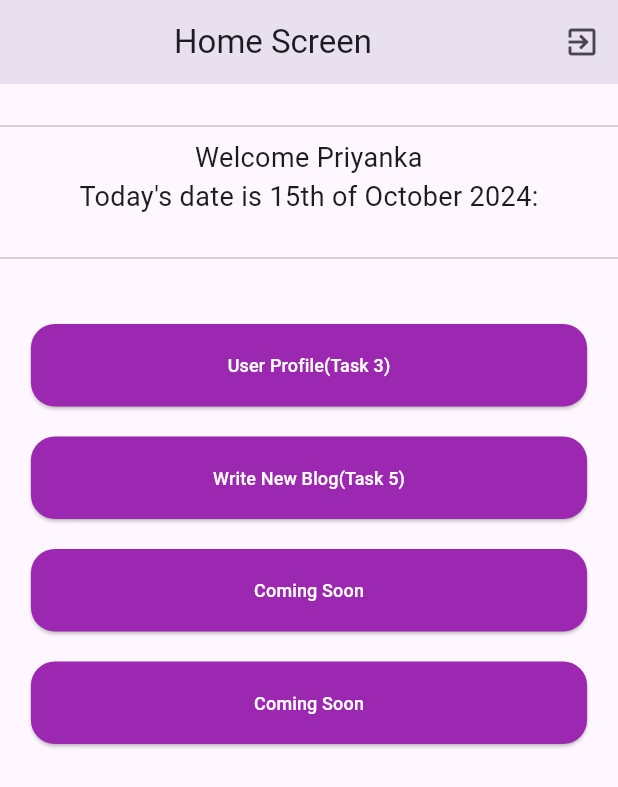
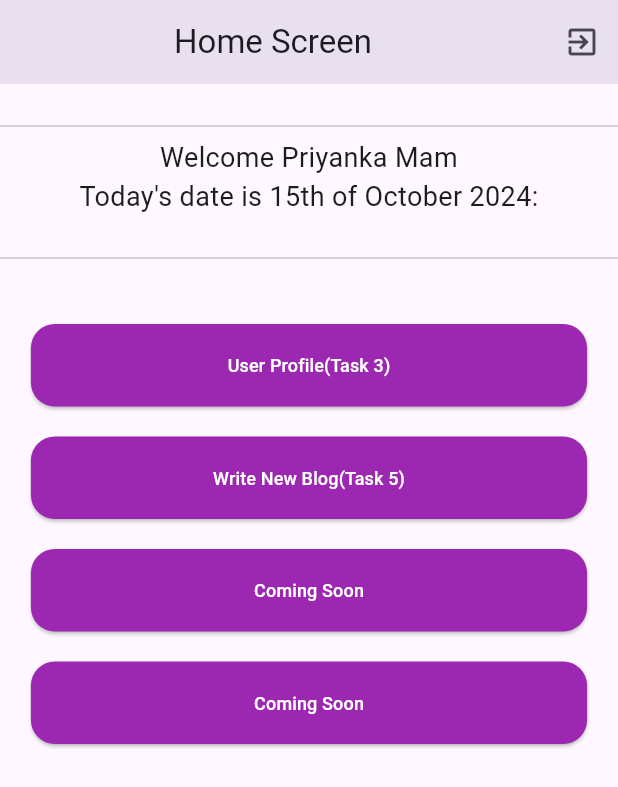
Before and after one commit to ShashankKadam1994/flutter_project, a Flutter app: the screen it shows after launch, on a phone screen of 412 x 824 dp. Shown: the top 787 px of the screen. Run offline on Flutter 3.47's test engine with Material 3 defaults, Android fonts, the phone set to English and light mode, and no system bars; our stand-ins replace email_validator, form_validator, shared_preferences, sqflite, video_player; accounts and stored records are empty.

Commit message:
Your commit message here

```diff
--- a/lib/homeNew.dart
+++ b/lib/homeNew.dart
@@ -128,7 +128,7 @@ class _HomeNewState extends State<Homenew> {
             firstname != null && lastname != null
                 ? Center(
               child: Text(
-                "Welcome Priyanka\nToday's date is ${formatDate(dateCurr)}: $firstname $lastname",
+                "Welcome Priyanka Mam\nToday's date is ${formatDate(dateCurr)}: $firstname $lastname",
                 style: TextStyle(fontSize: 18),
                 textAlign: TextAlign.center,
               ),
```
